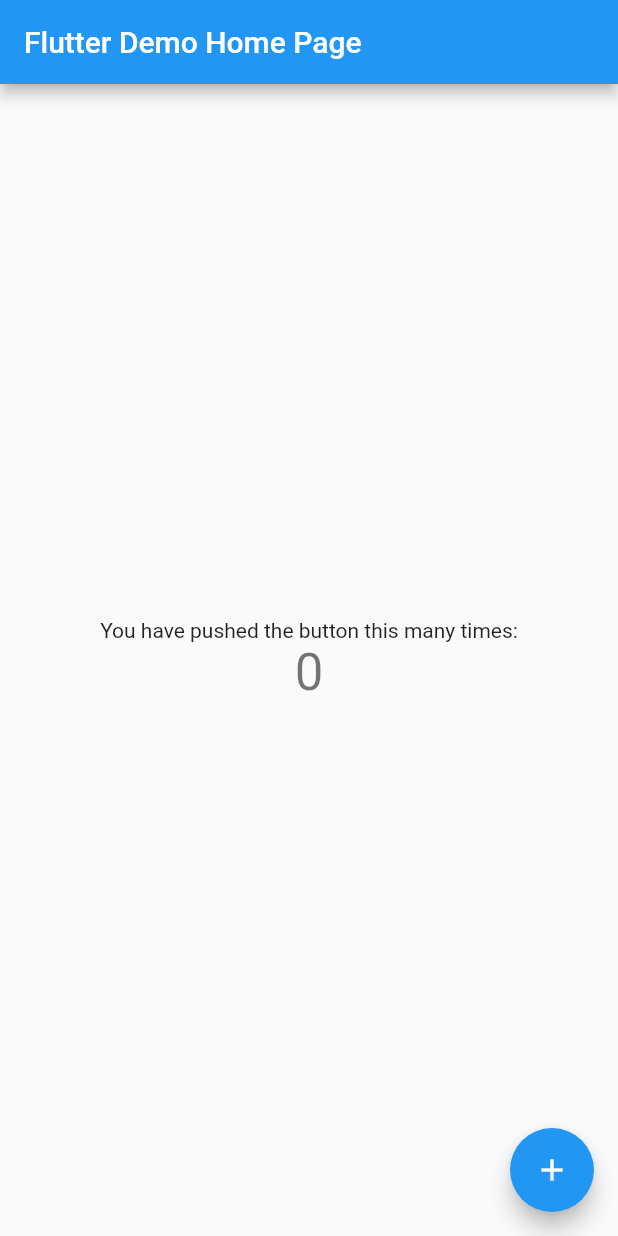
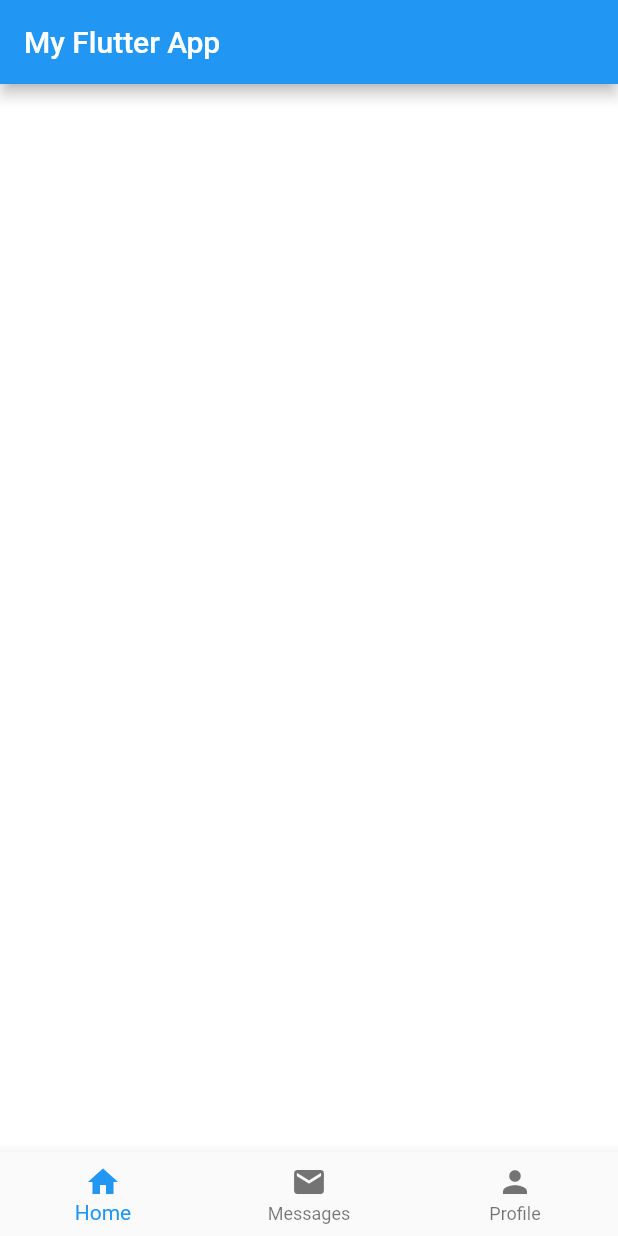
Before and after one commit to bmk5cc/incentivised_recycling, a Flutter app: the screen it shows after launch, on a phone screen of 412 x 824 dp. Run offline on Flutter 3.47's test engine with Material 2 defaults, Android fonts, the phone set to English and light mode, and no system bars.

Commit message:
added nav bar

```diff
--- /dev/null
+++ b/lib/home_widget.dart
@@ -0,0 +1,49 @@
+import 'package:flutter/material.dart';
+import 'placeholder_widget.dart';
+class Home extends StatefulWidget {
+  @override
+  State<StatefulWidget> createState() {
+    return _HomeState();
+  }
+}
+
+class _HomeState extends State<Home> {
+  int _currentIndex = 0;
+  final List<Widget> _children = [
+    PlaceholderWidget(Colors.white),
+    PlaceholderWidget(Colors.deepOrange),
+    PlaceholderWidget(Colors.green)
+  ];
+  @override
+  Widget build(BuildContext context) {
+    return Scaffold(
+      appBar: AppBar(
+        title: Text('My Flutter App'),
+      ),
+      body: _children[_currentIndex], // new
+      bottomNavigationBar: BottomNavigationBar(
+        onTap: onTabTapped, // new
+        currentIndex: _currentIndex, // new
+        items: [
+          BottomNavigationBarItem(
+            icon: new Icon(Icons.home),
+            title: new Text('Home'),
+          ),
+          BottomNavigationBarItem(
+            icon: new Icon(Icons.mail),
+            title: new Text('Messages'),
+          ),
+          BottomNavigationBarItem(
+              icon: Icon(Icons.person),
+              title: Text('Profile')
+          )
+        ],
+      ),
+    );
+  }
+  void onTabTapped(int index) {
+    setState(() {
+      _currentIndex = index;
+    });
+  }
+}
--- a/lib/main.dart
+++ b/lib/main.dart
@@ -1,111 +1,14 @@
 import 'package:flutter/material.dart';
+import 'home_widget.dart';
 
-void main() => runApp(MyApp());
+void main() => runApp(App());
 
-class MyApp extends StatelessWidget {
-  // This widget is the root of your application.
+class App extends StatelessWidget {
   @override
   Widget build(BuildContext context) {
     return MaterialApp(
-      title: 'Flutter Demo',
-      theme: ThemeData(
-        // This is the theme of your application.
-        //
-        // Try running your application with "flutter run". You'll see the
-        // application has a blue toolbar. Then, without quitting the app, try
-        // changing the primarySwatch below to Colors.green and then invoke
-        // "hot reload" (press "r" in the console where you ran "flutter run",
-        // or simply save your changes to "hot reload" in a Flutter IDE).
-        // Notice that the counter didn't reset back to zero; the application
-        // is not restarted.
-        primarySwatch: Colors.blue,
-      ),
-      home: MyHomePage(title: 'Flutter Demo Home Page'),
+      title: 'My Flutter App',
+      home: Home(),
     );
   }
 }
-
-class MyHomePage extends StatefulWidget {
-  MyHomePage({Key key, this.title}) : super(key: key);
-
-  // This widget is the home page of your application. It is stateful, meaning
-  // that it has a State object (defined below) that contains fields that affect
-  // how it looks.
-
-  // This class is the configuration for the state. It holds the values (in this
-  // case the title) provided by the parent (in this case the App widget) and
-  // used by the build method of the State. Fields in a Widget subclass are
-  // always marked "final".
-
-  final String title;
-
-  @override
-  _MyHomePageState createState() => _MyHomePageState();
-}
-
-class _MyHomePageState extends State<MyHomePage> {
-  int _counter = 0;
-
-  void _incrementCounter() {
-    setState(() {
-      // This call to setState tells the Flutter framework that something has
-      // changed in this State, which causes it to rerun the build method below
-      // so that the display can reflect the updated values. If we changed
-      // _counter without calling setState(), then the build method would not be
-      // called again, and so nothing would appear to happen.
-      _counter++;
-    });
-  }
-
-  @override
-  Widget build(BuildContext context) {
-    // This method is rerun every time setState is called, for instance as done
-    // by the _incrementCounter method above.
-    //
-    // The Flutter framework has been optimized to make rerunning build methods
-    // fast, so that you can just rebuild anything that needs updating rather
-    // than having to individually change instances of widgets.
-    return Scaffold(
-      appBar: AppBar(
-        // Here we take the value from the MyHomePage object that was created by
-        // the App.build method, and use it to set our appbar title.
-        title: Text(widget.title),
-      ),
-      body: Center(
-        // Center is a layout widget. It takes a single child and positions it
-        // in the middle of the parent.
-        child: Column(
-          // Column is also layout widget. It takes a list of children and
-          // arranges them vertically. By default, it sizes itself to fit its
-          // children horizontally, and tries to be as tall as its parent.
-          //
-          // Invoke "debug painting" (press "p" in the console, choose the
-          // "Toggle Debug Paint" action from the Flutter Inspector in Android
-          // Studio, or the "Toggle Debug Paint" command in Visual Studio Code)
-          // to see the wireframe for each widget.
-          //
-          // Column has various properties to control how it sizes itself and
-          // how it positions its children. Here we use mainAxisAlignment to
-          // center the children vertically; the main axis here is the vertical
-          // axis because Columns are vertical (the cross axis would be
-          // horizontal).
-          mainAxisAlignment: MainAxisAlignment.center,
-          children: <Widget>[
-            Text(
-              'You have pushed the button this many times:',
-            ),
-            Text(
-              '$_counter',
-              style: Theme.of(context).textTheme.display1,
-            ),
-          ],
-        ),
-      ),
-      floatingActionButton: FloatingActionButton(
-        onPressed: _incrementCounter,
-        tooltip: 'Increment',
-        child: Icon(Icons.add),
-      ), // This trailing comma makes auto-formatting nicer for build methods.
-    );
-  }
-}
--- /dev/null
+++ b/lib/placeholder_widget.dart
@@ -0,0 +1,14 @@
+import 'package:flutter/material.dart';
+
+class PlaceholderWidget extends StatelessWidget {
+  final Color color;
+
+  PlaceholderWidget(this.color);
+
+  @override
+  Widget build(BuildContext context) {
+    return Container(
+      color: color,
+    );
+  }
+}
```
Also changed, not shown: 2 other files.
